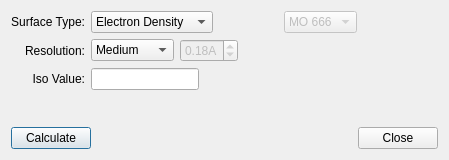
The window that avogadro/qtplugins/quantumoutput/surfacedialog.ui (OpenChemistry/avogadrolibs) describes before a commit, drawn with Qt 5.
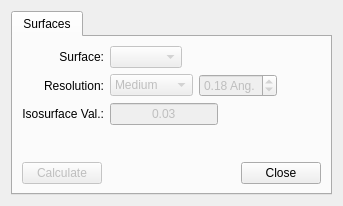
The same window after the commit.

Patch:
```diff
--- a/avogadro/qtplugins/quantumoutput/surfacedialog.ui
+++ b/avogadro/qtplugins/quantumoutput/surfacedialog.ui
@@ -2,125 +2,57 @@
 <ui version="4.0">
  <class>SurfaceDialog</class>
  <widget class="QDialog" name="SurfaceDialog">
+  <property name="windowModality">
+   <enum>Qt::NonModal</enum>
+  </property>
+  <property name="enabled">
+   <bool>true</bool>
+  </property>
   <property name="geometry">
    <rect>
     <x>0</x>
     <y>0</y>
-    <width>449</width>
-    <height>160</height>
+    <width>343</width>
+    <height>206</height>
    </rect>
   </property>
-  <property name="windowTitle">
-   <string>Create Surfaces</string>
-  </property>
-  <layout class="QVBoxLayout" name="verticalLayout">
-   <item>
-    <layout class="QGridLayout" name="gridLayout">
-     <item row="0" column="0">
-      <widget class="QLabel" name="label">
        <property name="contextMenuPolicy">
         <enum>Qt::DefaultContextMenu</enum>
        </property>
-       <property name="text">
-        <string>Surface Type:</string>
-       </property>
-       <property name="alignment">
-        <set>Qt::AlignRight|Qt::AlignTrailing|Qt::AlignVCenter</set>
-       </property>
-       <property name="buddy">
-        <cstring>surfaceCombo</cstring>
-       </property>
-      </widget>
-     </item>
-     <item row="0" column="1">
-      <layout class="QHBoxLayout" name="horizontalLayout_6">
+  <property name="windowTitle">
+   <string>Surface Dialog</string>
+  </property>
+  <property name="windowFilePath">
+   <string/>
+  </property>
+  <property name="sizeGripEnabled">
+   <bool>false</bool>
+  </property>
+  <layout class="QVBoxLayout" name="verticalLayout_2">
        <item>
-        <widget class="QComboBox" name="surfaceCombo">
+    <layout class="QVBoxLayout" name="verticalLayout">
          <item>
-          <property name="text">
-           <string>Electron Density</string>
-          </property>
-         </item>
-         <item>
-          <property name="text">
-           <string>Molecular Orbital</string>
-          </property>
-         </item>
-        </widget>
-       </item>
-       <item>
-        <spacer name="horizontalSpacer_2">
-         <property name="orientation">
-          <enum>Qt::Horizontal</enum>
-         </property>
-         <property name="sizeHint" stdset="0">
-          <size>
-           <width>40</width>
-           <height>20</height>
-          </size>
-         </property>
-        </spacer>
-       </item>
-      </layout>
-     </item>
-     <item row="0" column="2">
-      <layout class="QHBoxLayout" name="horizontalLayout_7">
-       <item>
-        <widget class="QComboBox" name="moCombo">
-         <property name="enabled">
-          <bool>false</bool>
-         </property>
-         <property name="editable">
-          <bool>false</bool>
-         </property>
+      <widget class="QTabWidget" name="tabWidget">
          <property name="currentIndex">
           <number>0</number>
          </property>
-         <item>
-          <property name="text">
-           <string notr="true">MO 666</string>
-          </property>
-         </item>
-        </widget>
-       </item>
-       <item>
-        <spacer name="horizontalSpacer_7">
-         <property name="orientation">
-          <enum>Qt::Horizontal</enum>
-         </property>
-         <property name="sizeHint" stdset="0">
-          <size>
-           <width>40</width>
-           <height>20</height>
-          </size>
-         </property>
-        </spacer>
-       </item>
-      </layout>
-     </item>
+       <widget class="QWidget" name="surfaceTab">
+        <attribute name="title">
+         <string>Surfaces</string>
+        </attribute>
+        <layout class="QGridLayout" name="gridLayout_2">
+         <item row="0" column="0">
+          <layout class="QGridLayout" name="gridLayout">
      <item row="1" column="1">
-      <layout class="QHBoxLayout" name="horizontalLayout_5"/>
-     </item>
-     <item row="1" column="2">
-      <layout class="QHBoxLayout" name="horizontalLayout_8"/>
-     </item>
-     <item row="2" column="0">
-      <widget class="QLabel" name="label_3">
-       <property name="text">
-        <string>Resolution:</string>
-       </property>
-       <property name="alignment">
-        <set>Qt::AlignRight|Qt::AlignTrailing|Qt::AlignVCenter</set>
-       </property>
-       <property name="buddy">
-        <cstring>resolutionCombo</cstring>
-       </property>
-      </widget>
-     </item>
-     <item row="2" column="1">
-      <layout class="QHBoxLayout" name="horizontalLayout_4">
+            <layout class="QHBoxLayout" name="horizontalLayout">
        <item>
         <widget class="QComboBox" name="resolutionCombo">
+               <property name="enabled">
+                <bool>false</bool>
+               </property>
+               <property name="currentText">
+                <string>Medium</string>
+               </property>
          <property name="currentIndex">
           <number>2</number>
          </property>
@@ -157,12 +89,12 @@
         </widget>
        </item>
        <item>
-        <widget class="QDoubleSpinBox" name="resolutionSpinBox">
+              <widget class="QDoubleSpinBox" name="resolutionDoubleSpinBox">
          <property name="enabled">
           <bool>false</bool>
          </property>
          <property name="suffix">
-          <string>A</string>
+                <string> Ang.</string>
          </property>
          <property name="minimum">
           <double>0.010000000000000</double>
@@ -179,7 +111,7 @@
         </widget>
        </item>
        <item>
-        <spacer name="horizontalSpacer_6">
+              <spacer name="horizontalSpacer_2">
          <property name="orientation">
           <enum>Qt::Horizontal</enum>
          </property>
@@ -193,29 +125,17 @@
        </item>
       </layout>
      </item>
-     <item row="3" column="0">
-      <widget class="QLabel" name="label_4">
-       <property name="toolTip">
-        <string>Isosurface cutoff value</string>
-       </property>
-       <property name="text">
-        <string>Iso Value:</string>
-       </property>
-       <property name="alignment">
-        <set>Qt::AlignRight|Qt::AlignTrailing|Qt::AlignVCenter</set>
-       </property>
-       <property name="buddy">
-        <cstring>isoValueEdit</cstring>
-       </property>
-      </widget>
-     </item>
-     <item row="3" column="1">
+           <item row="0" column="1">
       <layout class="QHBoxLayout" name="horizontalLayout_2">
        <item>
-        <widget class="QLineEdit" name="isoValueEdit"/>
+              <widget class="QComboBox" name="surfaceCombo">
+               <property name="enabled">
+                <bool>false</bool>
+               </property>
+              </widget>
        </item>
        <item>
-        <spacer name="horizontalSpacer_4">
+              <spacer name="horizontalSpacer">
          <property name="orientation">
           <enum>Qt::Horizontal</enum>
          </property>
@@ -229,51 +149,88 @@
        </item>
       </layout>
      </item>
-     <item row="4" column="1">
-      <layout class="QHBoxLayout" name="horizontalLayout_3"/>
-     </item>
-    </layout>
-   </item>
+           <item row="2" column="1">
+            <layout class="QHBoxLayout" name="horizontalLayout_3">
+             <item>
+              <widget class="QLineEdit" name="isosurfaceLineEdit">
+               <property name="enabled">
+                <bool>false</bool>
+               </property>
+               <property name="sizePolicy">
+                <sizepolicy hsizetype="Fixed" vsizetype="Fixed">
+                 <horstretch>0</horstretch>
+                 <verstretch>0</verstretch>
+                </sizepolicy>
+               </property>
+               <property name="text">
+                <string>0.03</string>
+               </property>
+               <property name="alignment">
+                <set>Qt::AlignCenter</set>
+               </property>
+              </widget>
+             </item>
    <item>
-    <spacer name="verticalSpacer">
+              <spacer name="horizontalSpacer_3">
      <property name="orientation">
-      <enum>Qt::Vertical</enum>
+                <enum>Qt::Horizontal</enum>
      </property>
      <property name="sizeHint" stdset="0">
       <size>
-       <width>20</width>
-       <height>10</height>
+                 <width>40</width>
+                 <height>20</height>
       </size>
      </property>
     </spacer>
    </item>
-   <item>
-    <layout class="QHBoxLayout" name="horizontalLayout">
+            </layout>
+           </item>
+           <item row="2" column="0">
+            <widget class="QLabel" name="label_2">
+             <property name="text">
+              <string>Isosurface Val.:</string>
+             </property>
+             <property name="alignment">
+              <set>Qt::AlignRight|Qt::AlignTrailing|Qt::AlignVCenter</set>
+             </property>
+            </widget>
+           </item>
+           <item row="1" column="0">
+            <widget class="QLabel" name="label_3">
+             <property name="text">
+              <string>Resolution:</string>
+             </property>
+             <property name="alignment">
+              <set>Qt::AlignRight|Qt::AlignTrailing|Qt::AlignVCenter</set>
+             </property>
+            </widget>
+           </item>
+           <item row="0" column="0">
+            <widget class="QLabel" name="label">
+             <property name="text">
+              <string>Surface:</string>
+             </property>
+             <property name="alignment">
+              <set>Qt::AlignRight|Qt::AlignTrailing|Qt::AlignVCenter</set>
+             </property>
+            </widget>
+           </item>
+          </layout>
+         </item>
+         <item row="2" column="0">
+          <layout class="QHBoxLayout" name="horizontalLayout_4">
      <item>
       <widget class="QPushButton" name="calculateButton">
+             <property name="enabled">
+              <bool>false</bool>
+             </property>
        <property name="text">
         <string>Calculate</string>
        </property>
       </widget>
      </item>
-     <item>
-      <spacer name="horizontalSpacer">
-       <property name="orientation">
-        <enum>Qt::Horizontal</enum>
-       </property>
-       <property name="sizeHint" stdset="0">
-        <size>
-         <width>40</width>
-         <height>20</height>
-        </size>
-       </property>
-      </spacer>
-     </item>
      <item>
       <widget class="QDialogButtonBox" name="buttonBox">
-       <property name="orientation">
-        <enum>Qt::Horizontal</enum>
-       </property>
        <property name="standardButtons">
         <set>QDialogButtonBox::Close</set>
        </property>
@@ -281,16 +238,27 @@
      </item>
     </layout>
    </item>
-  </layout>
- </widget>
- <tabstops>
-  <tabstop>surfaceCombo</tabstop>
-  <tabstop>moCombo</tabstop>
-  <tabstop>resolutionCombo</tabstop>
-  <tabstop>isoValueEdit</tabstop>
-  <tabstop>calculateButton</tabstop>
-  <tabstop>buttonBox</tabstop>
- </tabstops>
+         <item row="1" column="0">
+          <spacer name="verticalSpacer">
+           <property name="orientation">
+            <enum>Qt::Vertical</enum>
+           </property>
+           <property name="sizeHint" stdset="0">
+            <size>
+             <width>20</width>
+             <height>40</height>
+            </size>
+           </property>
+          </spacer>
+         </item>
+        </layout>
+       </widget>
+      </widget>
+     </item>
+    </layout>
+   </item>
+  </layout>
+ </widget>
  <resources/>
  <connections>
   <connection>
```
Left out of the diff: 50 changed lines with no effect on the pictures. Lines whose indentation alone changed are shown as unchanged.
